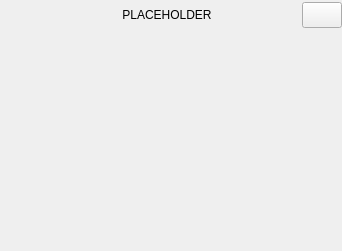
This is Source/OCui/Layouts/MainWindow.ui in apertus-open-source-cinema/opencine as Qt 5 draws it before an edit. The edited form follows.
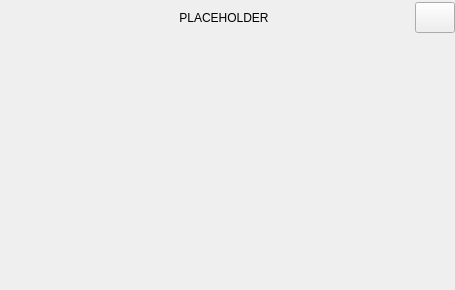
This is the edited form. Icons and pictures are not drawn.

```diff
--- a/Source/OCui/Layouts/MainWindow.ui
+++ b/Source/OCui/Layouts/MainWindow.ui
@@ -6,10 +6,16 @@
    <rect>
     <x>0</x>
     <y>0</y>
-    <width>342</width>
-    <height>251</height>
+    <width>455</width>
+    <height>290</height>
    </rect>
   </property>
+  <property name="sizePolicy">
+   <sizepolicy hsizetype="Minimum" vsizetype="Minimum">
+    <horstretch>0</horstretch>
+    <verstretch>0</verstretch>
+   </sizepolicy>
+  </property>
   <property name="windowTitle">
    <string>MainWindow</string>
   </property>
@@ -59,7 +65,7 @@
       <property name="maximumSize">
        <size>
         <width>16777215</width>
-        <height>30</height>
+        <height>35</height>
        </size>
       </property>
       <property name="styleSheet">
@@ -68,6 +74,9 @@
 	border: 1px solid #414141;
 }*/</string>
       </property>
+      <property name="frameShape">
+       <enum>QFrame::NoFrame</enum>
+      </property>
       <layout class="QHBoxLayout" name="horizontalLayout_6">
        <property name="spacing">
         <number>0</number>
@@ -111,7 +120,7 @@
          </property>
          <property name="iconSize">
           <size>
-           <width>128</width>
+           <width>105</width>
            <height>30</height>
           </size>
          </property>
```
Left out of the diff: 2 changed lines with no effect on the pictures.
